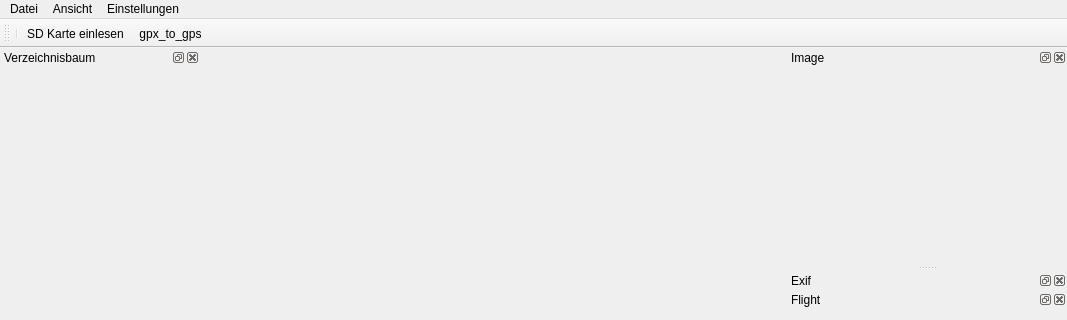
Qt form poitagger/ui/poitagger.ui (dlr-eoc/poitagger) before a commit; both pictures show x 0 to 1067 and y 0 to 320 of the 1067 by 781 pixel window.
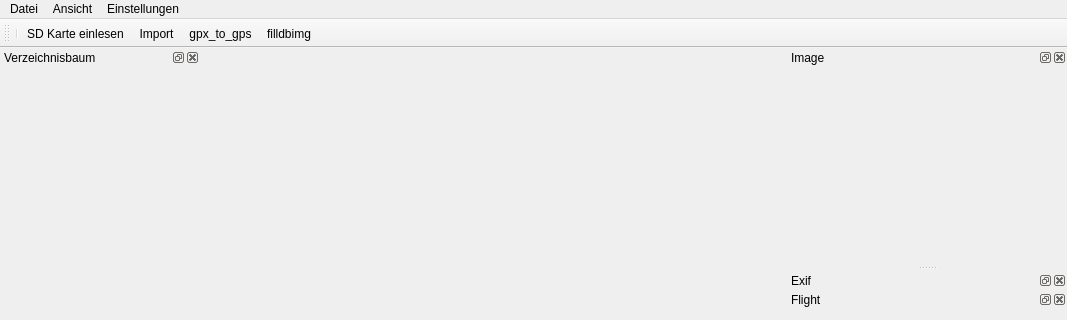
The same form after that commit. Icons and pictures are not drawn.

```diff
--- a/poitagger/ui/poitagger.ui
+++ b/poitagger/ui/poitagger.ui
@@ -198,7 +198,9 @@
    </attribute>
    <addaction name="separator"/>
    <addaction name="actionSD_Karte_einlesen"/>
+   <addaction name="actionImport"/>
    <addaction name="actionGpx_to_gps"/>
+   <addaction name="actionFillDBImg"/>
   </widget>
   <widget class="QDockWidget" name="GeoViewDockWidget">
    <property name="windowTitle">
@@ -358,6 +360,24 @@
     <string>Druckansicht</string>
    </property>
   </action>
+  <action name="actionImport">
+   <property name="icon">
+    <iconset>
+     <normaloff>icons/import.jpg</normaloff>icons/import.jpg</iconset>
+   </property>
+   <property name="text">
+    <string>Import</string>
+   </property>
+  </action>
+  <action name="actionFillDBImg">
+   <property name="icon">
+    <iconset>
+     <normaloff>icons/import32_.png</normaloff>icons/import32_.png</iconset>
+   </property>
+   <property name="text">
+    <string>filldbimg</string>
+   </property>
+  </action>
   <zorder>ExifDockWidget</zorder>
   <zorder>PixeltempDockWidget</zorder>
   <zorder>GeoViewDockWidget</zorder>
```
Left out of the diff: 2 changed lines with no effect on the pictures.
